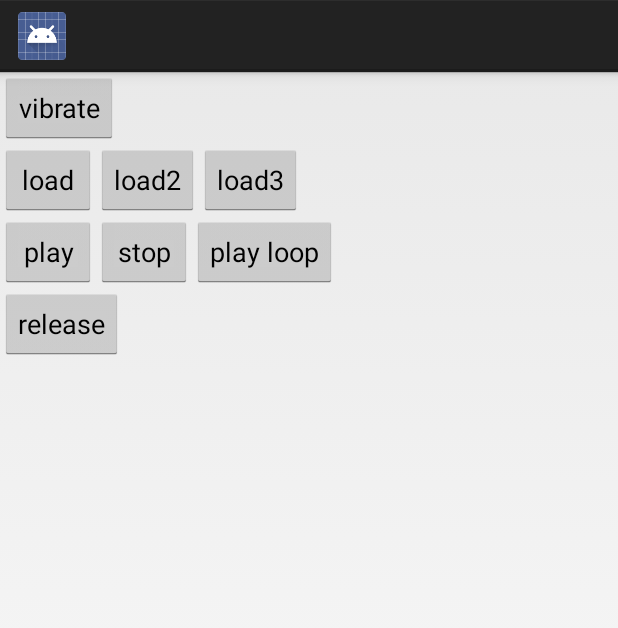
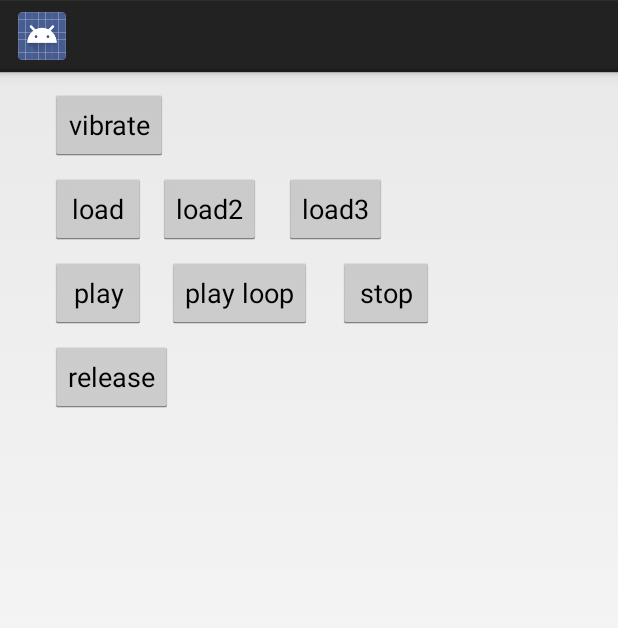
Before and after one commit to likebebop/MySound, an Android app: the screen it shows after launch (MainActivity), after a tap on "load", on a phone screen of 412 x 824 dp. Shown: the top 628 px of the screen. Run offline under Robolectric (Android 15) with nearby library versions, the phone set to English and light mode, and no system bars; our stand-ins replace ButterKnife; libraries missing offline, so code that uses them is left out: rx.android.schedulers; pictures from the network do not load; 1 statement that could not run was skipped.

Commit message:
apply constraint layout & media player.

```diff
--- a/app/src/main/java/com/example/likebebop/mysound/KaleSound.java
+++ b/app/src/main/java/com/example/likebebop/mysound/KaleSound.java
@@ -1,164 +1,47 @@
 package com.example.likebebop.mysound;
 
 import android.content.Context;
-import android.content.res.AssetFileDescriptor;
 import android.media.AudioManager;
-import android.media.SoundPool;
 import android.os.Handler;
 import android.os.HandlerThread;
 import android.os.Vibrator;
 import android.support.annotation.WorkerThread;
 
-import java.io.IOException;
-import java.util.HashMap;
-import java.util.concurrent.CountDownLatch;
-import java.util.concurrent.Phaser;
-import java.util.concurrent.TimeUnit;
-
 import rx.Scheduler;
+import rx.android.schedulers.AndroidSchedulers;
 import rx.android.schedulers.HandlerScheduler;
 
 /**
- * Created by likebebop on 2017. 8. 9..
+ * Created by likebebop on 2017. 8. 10..
  */
 
-public class KaleSound implements SoundPool.OnLoadCompleteListener {
-
-    private final Context context;
+public class KaleSound {
     public static Scheduler soundScheduler;
     public static Handler handler;
     public static AudioManager audioManager;
 
-    static final int INVALID_ID = 0;
-    static final int INFINITE_LOOP = -1;
-    static final int NO_LOOP = 0;
-    static final int TIMEOUT = 1000;
-    SoundPool soundPool;
-
     static {
         HandlerThread handlerThread = new HandlerThread("KaleSoundThread");
         handlerThread.start();
-        handler = new Handler(handlerThread.getLooper());
-        soundScheduler = HandlerScheduler.from(new Handler(handlerThread.getLooper()));
+        KaleSound.handler = new Handler(handlerThread.getLooper());
+        KaleSound.soundScheduler = AndroidSchedulers.from(handlerThread.getLooper());
+        audioManager = (AudioManager) KaleConfig.INSTANCE.context.getSystemService(Context.AUDIO_SERVICE);
     }
 
-    public KaleSound() {
-        context = KaleConfig.INSTANCE.context;
-        soundPool = new SoundPool(10, AudioManager.STREAM_MUSIC, 0);
-        //-- 비동기 완료는 main thread에서 받기 위해서
-        soundPool.setOnLoadCompleteListener(this);
-        handler.post(()->{
-            audioManager = (AudioManager) context.getSystemService(Context.AUDIO_SERVICE);
-        });
-    }
-
-    //-- https://stackoverflow.com/questions/14255019/latch-that-can-be-incremented
-    //-- phaser를 쓰려고 했으나. 안됨; ㅎㅎ
-    CountDownLatch latch = new CountDownLatch(0);
+    KaleSoundPool soundPool = new KaleSoundPool();
 
     @WorkerThread
     public void vibrate(int milliseconds) {
         handler.post(()->{
             KaleLogging.PROFILER.tick();
-            Vibrator v = (Vibrator)context.getSystemService(Context.VIBRATOR_SERVICE);
+            Vibrator v = (Vibrator)KaleConfig.INSTANCE.context.getSystemService(Context.VIBRATOR_SERVICE);
             v.vibrate(milliseconds);
             KaleLogging.PROFILER.tockWithDebug("vibrate "+ milliseconds);
         });
     }
 
-    @Override
-    public void onLoadComplete(SoundPool soundPool, int soundId, int status) {
-        KaleLogging.CUR_LOG.debug("onLoadComplete " + soundId);
-        synchronized (KaleSound.this) {
-            latch.countDown();
-            //KaleLogging.CUR_LOG.warn("(-)latch.getCount() = " + latch.getCount());
-        }
-    }
-
-    public int loadShortSound(String path) {
-        int soundId = INVALID_ID;
-        try {
-            KaleLogging.PROFILER.tick();
-            synchronized (KaleSound.this) {
-                latch = new CountDownLatch((int) latch.getCount() + 1);
-                //KaleLogging.CUR_LOG.warn("(+)latch.getCount() = " + latch.getCount());
-            }
-            if (StickerHelper.isAsset(path)) {
-                AssetFileDescriptor fd = context.getAssets().openFd(StickerHelper.getAssetPath(path));
-                soundId = soundPool.load(fd, 1);
-                return soundId;
-            }
-            soundId = soundPool.load(path, 1);
-        } catch (IOException e) {
-            KaleLogging.CUR_LOG.warn(e);
-        } finally {
-            KaleLogging.PROFILER.tockWithDebug(String.format("loadShortSound (%s, %d)", path, soundId));
-            return soundId;
-        }
-    }
-
-    class StreamIdHolder {
-        public int streamId = 0;
-        public StreamIdHolder(int id) {
-            this.streamId = id;
-        }
-    }
-
-    int lastMyStreamId = 0;
-    HashMap<Integer, StreamIdHolder> myStreamIdMap = new HashMap<>();
-
-    @WorkerThread
-    public int play(int soundId, int loop) {
-        if (soundId <= INVALID_ID) {
-            return 0;
-        }
-        final int myStreamId = ++lastMyStreamId;
-        handler.post(()-> {
-            try {
-                synchronized (KaleSound.this) {
-                    latch.await(TIMEOUT, TimeUnit.MILLISECONDS);
-                }
-                KaleLogging.PROFILER.tick();
-                float v = getVolume();
-                StreamIdHolder h = new StreamIdHolder(soundPool.play(soundId, v, v, 1, loop, 1));
-                myStreamIdMap.put(myStreamId, h);
-                KaleLogging.PROFILER.tockWithDebug(String.format("play (%d) = %d", soundId, h.streamId));
-            } catch (Exception e) {
-                KaleLogging.CUR_LOG.warn(e);
-            }
-        });
-        return myStreamId;
-    }
-
-    @WorkerThread
-    public void stop(int streamId) {
-        handler.post(()-> {
-            try {
-                if (!myStreamIdMap.containsKey(streamId)) {
-                    return;
-                }
-                synchronized (KaleSound.this) {
-                    latch.await(TIMEOUT, TimeUnit.MILLISECONDS);
-                }
-                StreamIdHolder holder = myStreamIdMap.get(streamId);
-                KaleLogging.PROFILER.tick();
-                soundPool.stop(holder.streamId);
-                KaleLogging.PROFILER.tockWithDebug("stop " + holder.streamId);
-                myStreamIdMap.remove(streamId);
-            } catch (Exception e) {
-                KaleLogging.CUR_LOG.warn(e);
-            }
-        });
-    }
-
-    float getVolume() {
-        float actVolume = (float) audioManager.getStreamVolume(AudioManager.STREAM_MUSIC);
-        float maxVolume = (float) audioManager.getStreamMaxVolume(AudioManager.STREAM_MUSIC);
-        return actVolume / maxVolume;
-    }
-
-    @WorkerThread
-    void release() {
-        handler.post(()-> soundPool.release());
+    public void release() {
+        soundPool.release();
+        soundPool = new KaleSoundPool();
     }
 }
--- /dev/null
+++ b/app/src/main/java/com/example/likebebop/mysound/KaleSoundPool.java
@@ -0,0 +1,134 @@
+package com.example.likebebop.mysound;
+
+import android.content.res.AssetFileDescriptor;
+import android.media.AudioManager;
+import android.media.SoundPool;
+import android.support.annotation.WorkerThread;
+
+import java.io.IOException;
+import java.util.HashMap;
+import java.util.concurrent.CountDownLatch;
+import java.util.concurrent.TimeUnit;
+
+/**
+ * Created by likebebop on 2017. 8. 9..
+ *
+ * SoundPool Wrapper로서 Threading과 API단순화, Asset리소스 처리등을 수행
+ *
+ */
+
+public class KaleSoundPool implements SoundPool.OnLoadCompleteListener {
+
+
+    static final int INVALID_ID = 0;
+    static final int INFINITE_LOOP = -1;
+    static final int NO_LOOP = 0;
+    static final int TIMEOUT = 1000;
+    SoundPool soundPool;
+
+    public KaleSoundPool() {
+        soundPool = new SoundPool(10, AudioManager.STREAM_MUSIC, 0);
+        //-- 비동기 완료는 main thread에서 받기 위해서
+        soundPool.setOnLoadCompleteListener(this);
+    }
+
+    //-- https://stackoverflow.com/questions/14255019/latch-that-can-be-incremented
+    //-- phaser를 쓰려고 했으나. 안됨; ㅎㅎ
+    CountDownLatch latch = new CountDownLatch(0);
+
+    @Override
+    public void onLoadComplete(SoundPool soundPool, int soundId, int status) {
+        KaleLogging.CUR_LOG.debug("onLoadComplete " + soundId);
+        synchronized (KaleSoundPool.this) {
+            latch.countDown();
+            //KaleLogging.CUR_LOG.warn("(-)latch.getCount() = " + latch.getCount());
+        }
+    }
+
+    public int load(String path) {
+        int soundId = INVALID_ID;
+        try {
+            KaleLogging.PROFILER.tick();
+            synchronized (KaleSoundPool.this) {
+                latch = new CountDownLatch((int) latch.getCount() + 1);
+                //KaleLogging.CUR_LOG.warn("(+)latch.getCount() = " + latch.getCount());
+            }
+            if (StickerHelper.isAsset(path)) {
+                AssetFileDescriptor fd = KaleConfig.INSTANCE.context.getAssets().openFd(StickerHelper.getAssetPath(path));
+                soundId = soundPool.load(fd, 1);
+                return soundId;
+            }
+            soundId = soundPool.load(path, 1);
+        } catch (IOException e) {
+            KaleLogging.CUR_LOG.warn(e);
+        } finally {
+            KaleLogging.PROFILER.tockWithDebug(String.format("load (%s, %d)", path, soundId));
+            return soundId;
+        }
+    }
+
+    class StreamIdHolder {
+        public int streamId = 0;
+        public StreamIdHolder(int id) {
+            this.streamId = id;
+        }
+    }
+
+    int lastMyStreamId = 0;
+    HashMap<Integer, StreamIdHolder> myStreamIdMap = new HashMap<>();
+
+    @WorkerThread
+    public int play(int soundId, int loop) {
+        if (soundId <= INVALID_ID) {
+            return 0;
+        }
+        final int myStreamId = ++lastMyStreamId;
+        KaleSound.handler.post(()-> {
+            try {
+                synchronized (KaleSoundPool.this) {
+                    latch.await(TIMEOUT, TimeUnit.MILLISECONDS);
+                }
+                KaleLogging.PROFILER.tick();
+                float v = getVolume();
+                StreamIdHolder h = new StreamIdHolder(soundPool.play(soundId, v, v, 1, loop, 1));
+                myStreamIdMap.put(myStreamId, h);
+                KaleLogging.PROFILER.tockWithDebug(String.format("play (%d) = %d", soundId, h.streamId));
+            } catch (Exception e) {
+                KaleLogging.CUR_LOG.warn(e);
+            }
+        });
+        return myStreamId;
+    }
+
+    @WorkerThread
+    public void stop(int streamId) {
+        KaleSound.handler.post(()-> {
+            try {
+                if (!myStreamIdMap.containsKey(streamId)) {
+                    return;
+                }
+                synchronized (KaleSoundPool.this) {
+                    latch.await(TIMEOUT, TimeUnit.MILLISECONDS);
+                }
+                StreamIdHolder holder = myStreamIdMap.get(streamId);
+                KaleLogging.PROFILER.tick();
+                soundPool.stop(holder.streamId);
+                KaleLogging.PROFILER.tockWithDebug("stop " + holder.streamId);
+                myStreamIdMap.remove(streamId);
+            } catch (Exception e) {
+                KaleLogging.CUR_LOG.warn(e);
+            }
+        });
+    }
+
+    float getVolume() {
+        float actVolume = (float) KaleSound.audioManager.getStreamVolume(AudioManager.STREAM_MUSIC);
+        float maxVolume = (float) KaleSound.audioManager.getStreamMaxVolume(AudioManager.STREAM_MUSIC);
+        return actVolume / maxVolume;
+    }
+
+    @WorkerThread
+    void release() {
+        KaleSound.handler.post(()-> soundPool.release());
+    }
+}
--- a/app/src/main/java/com/example/likebebop/mysound/MainActivity.java
+++ b/app/src/main/java/com/example/likebebop/mysound/MainActivity.java
@@ -15,6 +15,10 @@ public class MainActivity extends Activity {
         setContentView(R.layout.activity_main);
         KaleConfig.INSTANCE.init(getApplicationContext());
         ButterKnife.bind(this);
+        init();
+    }
+
+    private void init() {
         sound = new KaleSound();
     }
 
@@ -28,38 +32,37 @@ public class MainActivity extends Activity {
 
     @OnClick(R.id.load_btn)
     public void onLoadBtn() {
-        soundId = sound.loadShortSound(StickerHelper.ASSET_PREFIX + "sound/beep.mp3");
+        soundId = sound.soundPool.load(StickerHelper.ASSET_PREFIX + "sound/beep.mp3");
     }
 
     @OnClick(R.id.load2_btn)
     public void onLoad2Btn() {
-        soundId = sound.loadShortSound(StickerHelper.ASSET_PREFIX + "sound/dreaming_2_5s.aac");
+        soundId = sound.soundPool.load(StickerHelper.ASSET_PREFIX + "sound/dreaming_2_5s.aac");
     }
 
     @OnClick(R.id.load3_btn)
     public void onLoad3Btn() {
-        soundId = sound.loadShortSound(StickerHelper.ASSET_PREFIX + "sound/dreaming_10s.aac");
+        soundId = sound.soundPool.load(StickerHelper.ASSET_PREFIX + "sound/dreaming_10s.aac");
     }
 
     @OnClick(R.id.play_btn)
     public void onPlayBtn() {
-        streamId = sound.play(soundId, KaleSound.NO_LOOP);
+        streamId = sound.soundPool.play(soundId, KaleSoundPool.NO_LOOP);
     }
 
     @OnClick(R.id.play_loop_btn)
     public void onPlayLoopBtn() {
-        streamId = sound.play(soundId, KaleSound.INFINITE_LOOP);
+        streamId = sound.soundPool.play(soundId, KaleSoundPool.INFINITE_LOOP);
     }
 
     @OnClick(R.id.stop_btn)
     public void onStopBtn() {
-        sound.stop(streamId);
+        sound.soundPool.stop(streamId);
         streamId = 0;
     }
 
     @OnClick(R.id.release_btn)
     public void onReleaseBtn() {
         sound.release();
-        sound = new KaleSound();
     }
 }
--- a/app/src/main/res/layout/activity_main.xml
+++ b/app/src/main/res/layout/activity_main.xml
@@ -1,74 +1,104 @@
 <?xml version="1.0" encoding="utf-8"?>
-<LinearLayout
+<android.support.constraint.ConstraintLayout
     xmlns:android="http://schemas.android.com/apk/res/android"
     xmlns:app="http://schemas.android.com/apk/res-auto"
     xmlns:tools="http://schemas.android.com/tools"
     android:layout_width="match_parent"
     android:layout_height="match_parent"
     android:orientation="vertical"
-    tools:context="com.example.likebebop.mysound.MainActivity">
+    tools:context="com.example.likebebop.mysound.MainActivity"
+    tools:layout_editor_absoluteY="73dp"
+    tools:layout_editor_absoluteX="0dp">
 
     <Button
         android:id="@+id/vibrate_btn"
         android:layout_width="wrap_content"
         android:layout_height="wrap_content"
-        android:text="vibrate"/>
+        android:layout_marginLeft="71dp"
+        android:layout_marginStart="33dp"
+        android:layout_marginTop="11dp"
+        android:elevation="0dp"
+        android:text="vibrate"
+        app:layout_constraintLeft_toLeftOf="parent"
+        app:layout_constraintTop_toTopOf="parent"
+        tools:layout_constraintTop_creator="1"/>
 
-    <LinearLayout
-        android:layout_width="match_parent"
-        android:layout_height="wrap_content"
-        android:orientation="horizontal"
-        >
+
     <Button
         android:id="@+id/load_btn"
-            android:layout_width="wrap_content"
+        android:layout_width="0dp"
         android:layout_height="wrap_content"
-            android:text="load"/>
+        android:text="load"
+        app:layout_constraintLeft_toLeftOf="@+id/vibrate_btn"
+        android:layout_marginLeft="0dp"
+        android:layout_marginTop="8dp"
+        app:layout_constraintTop_toBottomOf="@+id/vibrate_btn"/>
 
     <Button
         android:id="@+id/load2_btn"
-            android:layout_width="wrap_content"
+        android:layout_width="0dp"
         android:layout_height="wrap_content"
-            android:text="load2"/>
+        android:text="load2"
+        android:layout_marginStart="8dp"
+        tools:layout_constraintBaseline_creator="1"
+        app:layout_constraintLeft_toRightOf="@+id/load_btn"
+        android:layout_marginLeft="8dp"
+        android:layout_marginTop="8dp"
+        app:layout_constraintBaseline_toBaselineOf="@+id/load_btn"/>
 
     <Button
         android:id="@+id/load3_btn"
         android:layout_width="wrap_content"
         android:layout_height="wrap_content"
-            android:text="load3"/>
-
-    </LinearLayout>
+        android:text="load3"
+        app:layout_constraintLeft_toRightOf="@+id/load2_btn"
+        android:layout_marginLeft="15dp"
+        tools:layout_constraintBottom_creator="1"
+        android:layout_marginStart="15dp"
+        android:layout_marginTop="8dp"
+        app:layout_constraintBaseline_toBaselineOf="@+id/load_btn"/>
 
 
-    <LinearLayout
-        android:layout_width="match_parent"
-        android:layout_height="wrap_content"
-        android:orientation="horizontal"
-        >
     <Button
         android:id="@+id/play_btn"
         android:layout_width="wrap_content"
         android:layout_height="wrap_content"
-            android:text="play"/>
-        <Button
-            android:id="@+id/stop_btn"
-            android:layout_width="wrap_content"
-            android:layout_height="wrap_content"
-            android:text="stop"/>
+        android:text="play"
+        app:layout_constraintLeft_toLeftOf="@+id/load_btn"
+        android:layout_marginLeft="0dp"
+        android:layout_marginTop="8dp"
+        app:layout_constraintTop_toBottomOf="@+id/load_btn"/>
 
     <Button
         android:id="@+id/play_loop_btn"
         android:layout_width="wrap_content"
         android:layout_height="wrap_content"
-            android:text="play loop"/>
-    </LinearLayout>
+        android:text="play loop"
+        app:layout_constraintLeft_toRightOf="@+id/play_btn"
+        android:layout_marginLeft="14dp"
+        android:layout_marginStart="14dp"
+        app:layout_constraintBaseline_toBaselineOf="@+id/play_btn"
+        tools:layout_constraintBaseline_creator="1"/>
+
+    <Button
+        android:id="@+id/stop_btn"
+        android:layout_width="wrap_content"
+        android:layout_height="wrap_content"
+        android:text="stop"
+        app:layout_constraintLeft_toRightOf="@+id/play_loop_btn"
+        android:layout_marginLeft="17dp"
+        android:layout_marginStart="17dp"
+        app:layout_constraintBaseline_toBaselineOf="@+id/play_btn"
+        tools:layout_constraintBaseline_creator="1"/>
 
     <Button
         android:id="@+id/release_btn"
         android:layout_width="wrap_content"
         android:layout_height="wrap_content"
-        android:text="release"/>
+        android:text="release"
+        android:layout_marginTop="8dp"
+        app:layout_constraintLeft_toLeftOf="@+id/play_btn"
+        app:layout_constraintTop_toBottomOf="@+id/play_btn"/>
 
 
-
-</LinearLayout>
+</android.support.constraint.ConstraintLayout>
```
Lines whose indentation alone changed are shown as unchanged.
